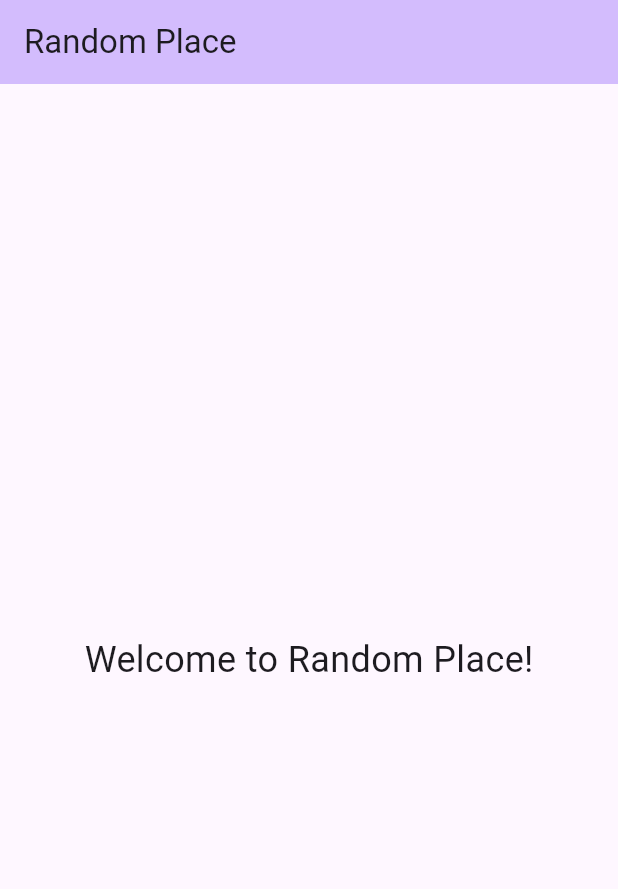
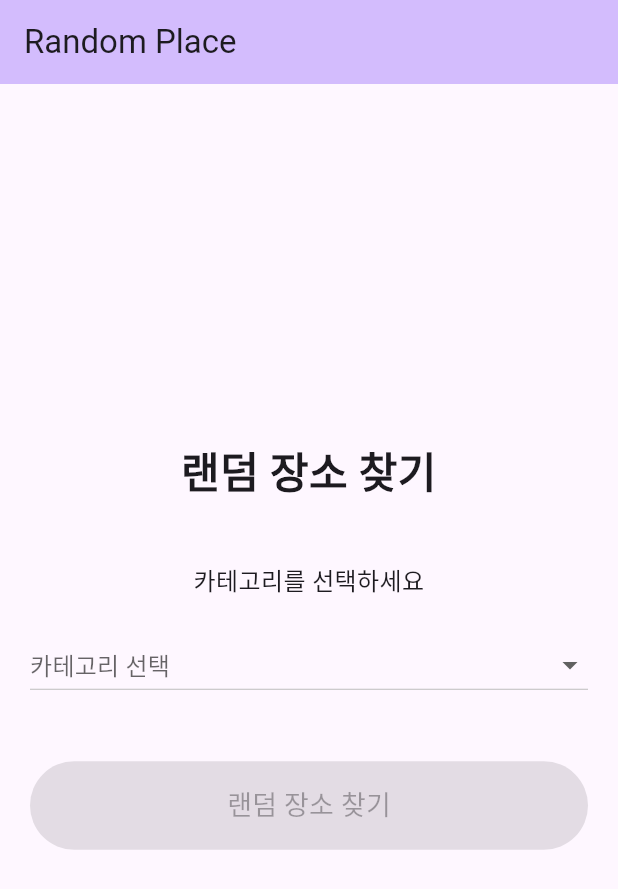
Before and after one commit to chungddong/random_place, a Flutter app: the screen it shows after launch, on a phone screen of 412 x 824 dp. Shown: the top 889 px of the screen. Run offline on Flutter 3.47's test engine with Material 3 defaults, Android fonts, the phone set to English and light mode, and no system bars; our stand-ins replace flutter_dotenv.

Commit message:
feat: 카카오맵 API 연동 및 기본 UI 세팅
- 카카오맵 API 연동을 위한 패키지 추가 (http, geolocator, permission_handler, flutter_dotenv)
- Android 위치 및 인터넷 권한 추가
- Web에 카카오맵 JavaScript SDK 추가
- 환경변수 설정 파일 (.env) 추가
- 메인 화면에 카테고리 선택 기능 추가
- 랜덤 장소 찾기 버튼 및 테스트 UI 구현

```diff
--- a/lib/main.dart
+++ b/lib/main.dart
@@ -1,6 +1,8 @@
 import 'package:flutter/material.dart';
+import 'package:flutter_dotenv/flutter_dotenv.dart';
 
-void main() {
+Future<void> main() async {
+  await dotenv.load(fileName: ".env");
   runApp(const MyApp());
 }
 
@@ -20,8 +22,16 @@ class MyApp extends StatelessWidget {
   }
 }
 
-class MainPage extends StatelessWidget {
+class MainPage extends StatefulWidget {
   const MainPage({super.key});
+
+  @override
+  State<MainPage> createState() => _MainPageState();
+}
+
+class _MainPageState extends State<MainPage> {
+  String? _selectedCategory;
+  final List<String> _categories = ['음식점', '카페', '관광지', '숙박', '문화시설'];
 
   @override
   Widget build(BuildContext context) {
@@ -30,12 +40,87 @@ class MainPage extends StatelessWidget {
         backgroundColor: Theme.of(context).colorScheme.inversePrimary,
         title: const Text('Random Place'),
       ),
-      body: const Center(
-        child: Text(
-          'Welcome to Random Place!',
-          style: TextStyle(fontSize: 24),
+      body: Padding(
+        padding: const EdgeInsets.all(20.0),
+        child: Column(
+          mainAxisAlignment: MainAxisAlignment.center,
+          crossAxisAlignment: CrossAxisAlignment.stretch,
+          children: [
+            const Text(
+              '랜덤 장소 찾기',
+              style: TextStyle(fontSize: 28, fontWeight: FontWeight.bold),
+              textAlign: TextAlign.center,
+            ),
+            const SizedBox(height: 40),
+            const Text(
+              '카테고리를 선택하세요',
+              style: TextStyle(fontSize: 16),
+              textAlign: TextAlign.center,
+            ),
+            const SizedBox(height: 20),
+            DropdownButton<String>(
+              value: _selectedCategory,
+              hint: const Text('카테고리 선택'),
+              isExpanded: true,
+              items: _categories.map((String category) {
+                return DropdownMenuItem<String>(
+                  value: category,
+                  child: Text(category),
+                );
+              }).toList(),
+              onChanged: (String? newValue) {
+                setState(() {
+                  _selectedCategory = newValue;
+                });
+              },
+            ),
+            const SizedBox(height: 40),
+            ElevatedButton(
+              onPressed: _selectedCategory != null ? _searchRandomPlace : null,
+              style: ElevatedButton.styleFrom(
+                padding: const EdgeInsets.symmetric(vertical: 16),
+                backgroundColor: Theme.of(context).colorScheme.primary,
+                foregroundColor: Colors.white,
+              ),
+              child: const Text(
+                '랜덤 장소 찾기',
+                style: TextStyle(fontSize: 18),
+              ),
+            ),
+            const SizedBox(height: 20),
+            if (_selectedCategory != null)
+              Card(
+                child: Padding(
+                  padding: const EdgeInsets.all(16.0),
+                  child: Column(
+                    crossAxisAlignment: CrossAxisAlignment.start,
+                    children: [
+                      Text(
+                        '선택된 카테고리: $_selectedCategory',
+                        style: const TextStyle(fontSize: 16),
+                      ),
+                      const SizedBox(height: 8),
+                      const Text(
+                        'API 키 상태: 확인 중...',
+                        style: TextStyle(fontSize: 14, color: Colors.grey),
+                      ),
+                    ],
+                  ),
+                ),
+              ),
+          ],
         ),
       ),
     );
   }
+
+  void _searchRandomPlace() {
+    // 테스트용 임시 함수
+    ScaffoldMessenger.of(context).showSnackBar(
+      SnackBar(
+        content: Text('$_selectedCategory 검색 준비 완료!'),
+        duration: const Duration(seconds: 2),
+      ),
+    );
+  }
 }
```
Also changed, not shown: pubspec.yaml (+8 -3 lines), pubspec.lock, 4 other files.
